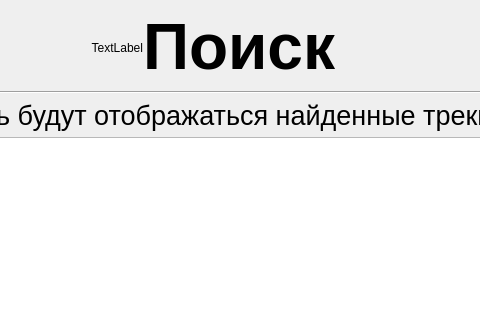
Above: waveful-desktop/resources/UI/search_content_widgetUI.ui from Rashitov-S/waveful-desktop before the change; both pictures show x 339 to 819 and y 0 to 320 of the 1106 by 563 pixel window. Below: the same form after it.
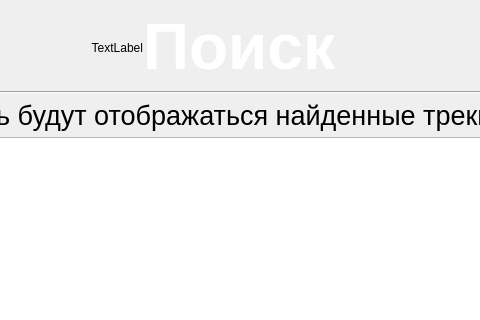
That is the form after the change.

The edit to the form file:
```diff
--- a/waveful-desktop/resources/UI/search_content_widgetUI.ui
+++ b/waveful-desktop/resources/UI/search_content_widgetUI.ui
@@ -58,6 +58,9 @@
          <pointsize>48</pointsize>
         </font>
        </property>
+       <property name="styleSheet">
+        <string notr="true">color: #ffffff;</string>
+       </property>
        <property name="text">
         <string>&lt;html&gt;&lt;head/&gt;&lt;body&gt;&lt;p&gt;&lt;span style=&quot; font-size:48pt; font-weight:600;&quot;&gt;Поиск&lt;/span&gt;&lt;/p&gt;&lt;/body&gt;&lt;/html&gt;</string>
        </property>
```
